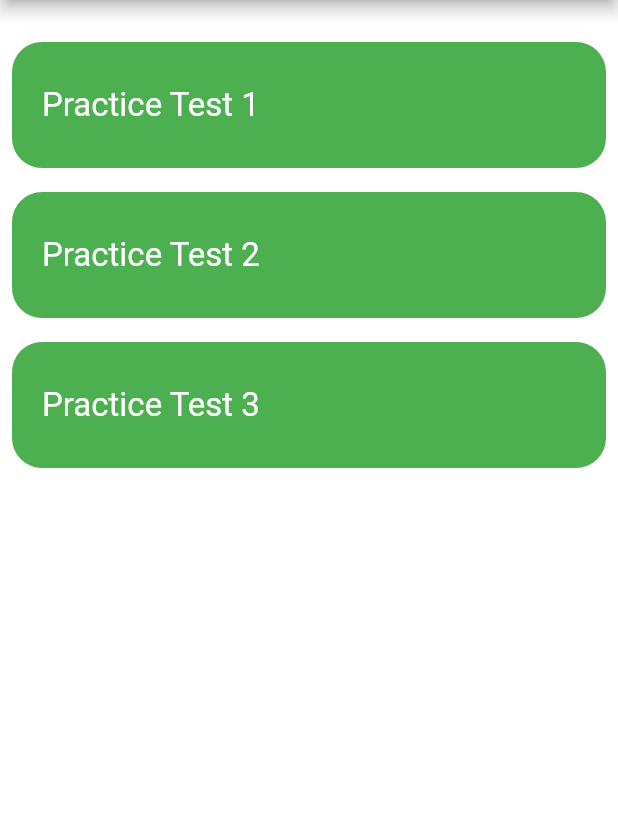
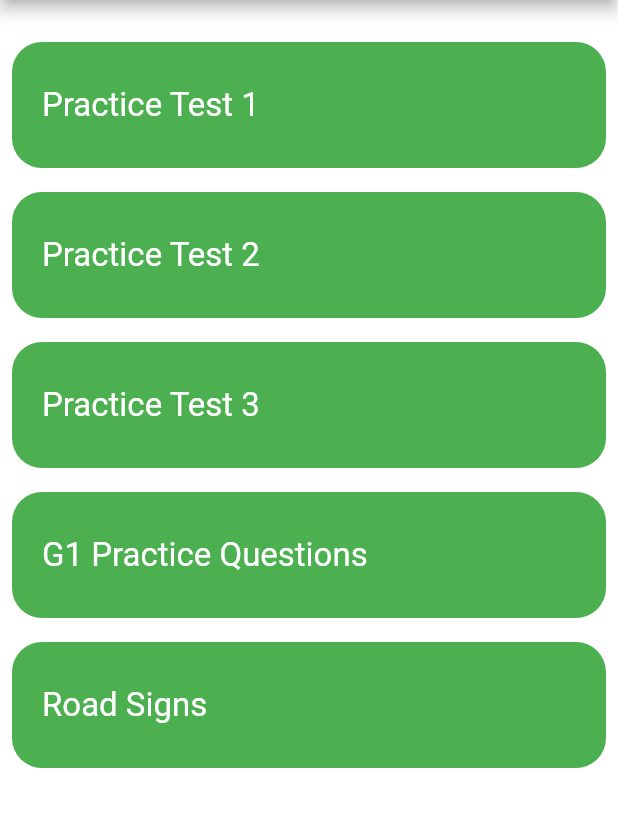
Before and after one commit to Will-chartrand/m1_quiz, a Flutter app: the screen it shows after launch, on a phone screen of 412 x 824 dp, the part 84-911 px from its top. Run offline on Flutter 3.47's test engine with Material 2 defaults, Android fonts, the phone set to English and light mode, and no system bars; our stand-ins replace animated_splash_screen; project files that could hold a hidden picture were left out.

Commit message:
Added another quiz

```diff
--- a/lib/MyHomePage.dart
+++ b/lib/MyHomePage.dart
@@ -79,6 +79,40 @@ class _MyHomePageState extends State<MyHomePage> {
                     ),
                   ),
                 ),
+                SizedBox(
+                  height: 100,
+                  child: GestureDetector(
+                    onTap: () {Navigator.push(context, MaterialPageRoute(builder: (context) => const Home(testIndex: 3)));},
+                    child: Container(
+                      padding: const EdgeInsets.all(20.0),
+                      margin: const EdgeInsets.all(8.0),
+                      height: 200,
+                      alignment: Alignment.centerLeft,
+                      decoration: const BoxDecoration(
+                        color: Colors.green,
+                        borderRadius: BorderRadius.all(Radius.circular(20.0)),
+                      ),
+                      child: const Text('G1 Practice Questions', style: TextStyle(fontSize: 22.0, color: Colors.white)),
+                    ),
+                  ),
+                ),
+                SizedBox(
+                  height: 100,
+                  child: GestureDetector(
+                    onTap: () {Navigator.push(context, MaterialPageRoute(builder: (context) => const Home(testIndex: 4)));},
+                    child: Container(
+                      padding: const EdgeInsets.all(20.0),
+                      margin: const EdgeInsets.all(8.0),
+                      height: 200,
+                      alignment: Alignment.centerLeft,
+                      decoration: const BoxDecoration(
+                        color: Colors.green,
+                        borderRadius: BorderRadius.all(Radius.circular(20.0)),
+                      ),
+                      child: const Text('Road Signs', style: TextStyle(fontSize: 22.0, color: Colors.white)),
+                    ),
+                  ),
+                ),
               ],
         ),
       )
```
